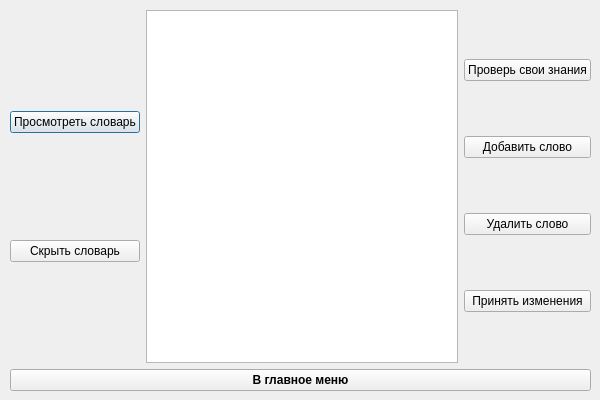
The window that Word-Flow/userdicmenu.ui (timowka0304/Word-Flow) describes before a commit, drawn with Qt 5.
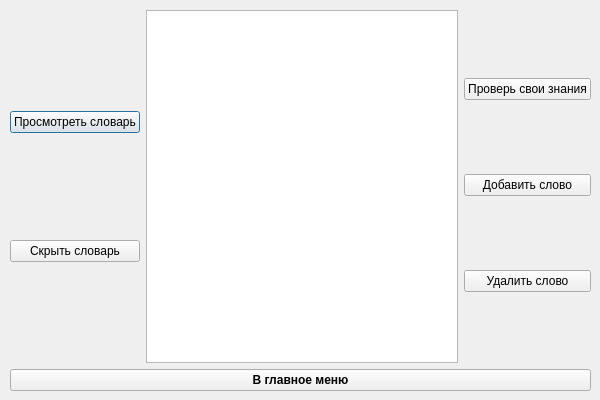
The same window after the commit.

```diff
--- a/Word-Flow/userdicmenu.ui
+++ b/Word-Flow/userdicmenu.ui
@@ -69,13 +69,6 @@
           </property>
          </widget>
         </item>
-        <item>
-         <widget class="QPushButton" name="save_Button">
-          <property name="text">
-           <string>Принять изменения</string>
-          </property>
-         </widget>
-        </item>
        </layout>
       </item>
      </layout>
```
